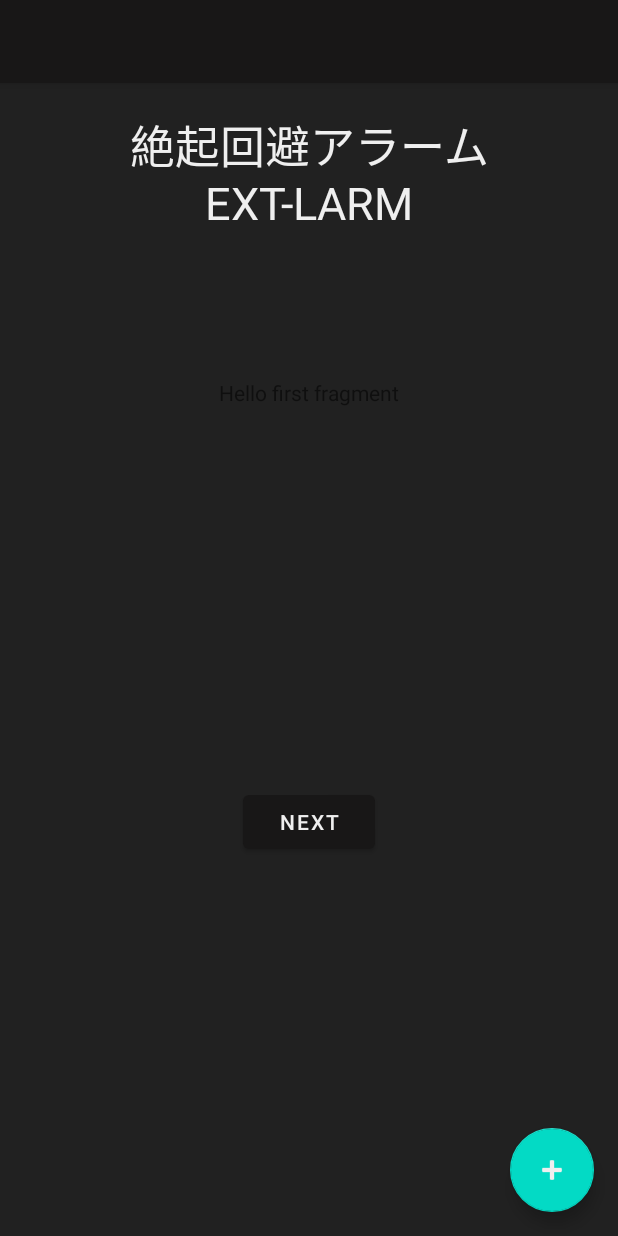
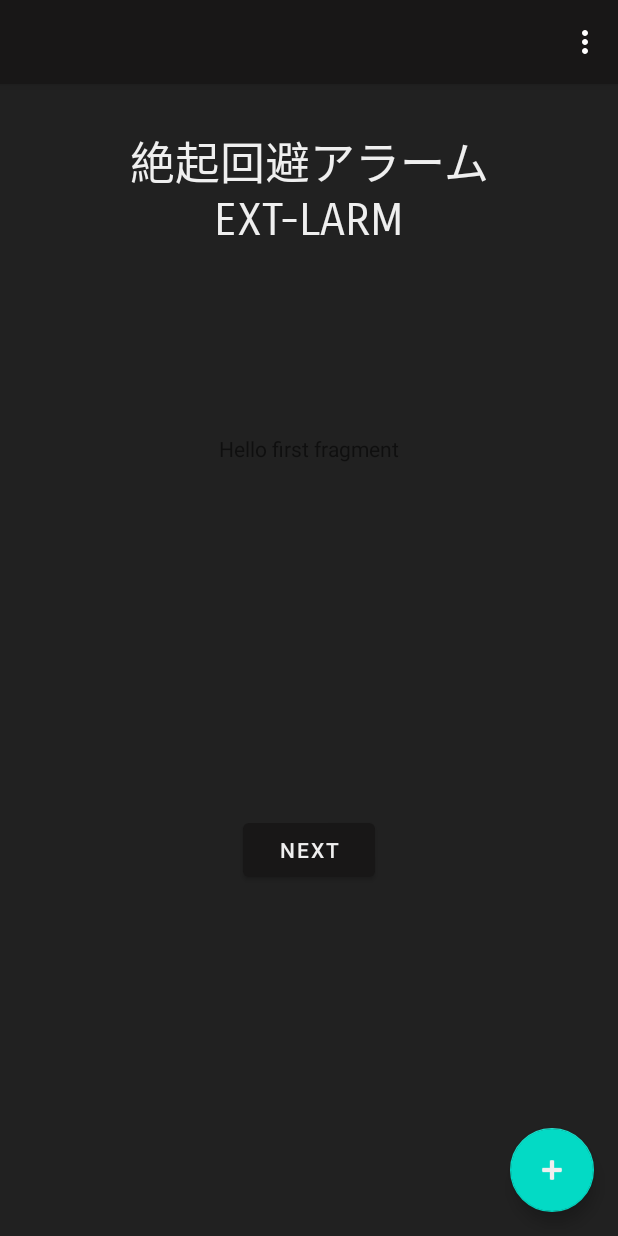
Before and after one commit to 0ga0takash1/Zekki_kaifi_alarm, an Android app: the screen it shows after launch (MainActivity), on a phone screen of 412 x 824 dp. Run offline under Robolectric (Android 15) with nearby library versions, the phone set to English and light mode, and no system bars.

Commit message:
Title追加

```diff
--- a/app/src/main/res/layout/activity_main.xml
+++ b/app/src/main/res/layout/activity_main.xml
@@ -3,7 +3,7 @@
     xmlns:android="http://schemas.android.com/apk/res/android"
     xmlns:app="http://schemas.android.com/apk/res-auto"
     xmlns:tools="http://schemas.android.com/tools"
-    android:layout_width="match_parent"
+    android:layout_width="fill_parent"
     android:layout_height="match_parent"
     android:background="#212121"
     android:clickable="false"
@@ -11,9 +11,15 @@
 
     <com.google.android.material.appbar.AppBarLayout
         android:layout_width="match_parent"
-        android:layout_height="55dp"
+        android:layout_height="wrap_content"
         android:background="#181717"
         android:theme="@style/Theme.Zekki_kaihi_alarm.AppBarOverlay">
+
+        <androidx.appcompat.widget.Toolbar
+            android:id="@+id/toolbar"
+            android:layout_width="match_parent"
+            android:layout_height="?attr/actionBarSize"
+            app:popupTheme="@style/Theme.AppCompat" />
 
     </com.google.android.material.appbar.AppBarLayout>
 
@@ -21,15 +27,14 @@
         android:id="@+id/include"
         layout="@layout/app_titile_layout"
         android:layout_width="match_parent"
-        android:layout_height="wrap_content"
+        android:layout_height="match_parent"
         android:background="#000000"
-        app:layout_anchor="@+id/include" />
+        app:layout_anchor="@+id/include"
+        app:layout_anchorGravity="center" />
 
     <include
         android:id="@+id/include"
         layout="@layout/content_main"
-        android:layout_width="match_parent"
-        android:layout_height="match_parent"
         android:background="#212121"
         app:layout_anchor="@+id/include"
         app:layout_anchorGravity="center" />
@@ -44,69 +49,60 @@
         app:srcCompat="@android:drawable/ic_input_add"
         app:tint="#FFefefef" />
 
-    <androidx.appcompat.widget.Toolbar
-        android:id="@+id/toolbar"
-        android:layout_width="match_parent"
-        android:layout_height="wrap_content"
-        app:layout_anchor="@+id/include"
-        app:layout_anchorGravity="top|center"
-        app:popupTheme="@style/Theme.AppCompat" />
-
 </androidx.coordinatorlayout.widget.CoordinatorLayout>
 
-<!--    <?xml version="1.0" encoding="utf-8"?>-->
-<!--<androidx.coordinatorlayout.widget.CoordinatorLayout-->
-<!--xmlns:android="http://schemas.android.com/apk/res/android"-->
-<!--xmlns:app="http://schemas.android.com/apk/res-auto"-->
-<!--xmlns:tools="http://schemas.android.com/tools"-->
-<!--android:layout_width="match_parent"-->
-<!--android:layout_height="match_parent"-->
-<!--android:background="#212121"-->
-<!--android:clickable="false"-->
-<!--tools:context=".MainActivity">-->
+    <!--<?xml version="1.0" encoding="utf-8"?>-->
+    <!--<androidx.coordinatorlayout.widget.CoordinatorLayout-->
+    <!--    xmlns:android="http://schemas.android.com/apk/res/android"-->
+    <!--    xmlns:app="http://schemas.android.com/apk/res-auto"-->
+    <!--    xmlns:tools="http://schemas.android.com/tools"-->
+    <!--    android:layout_width="match_parent"-->
+    <!--    android:layout_height="match_parent"-->
+    <!--    android:background="#212121"-->
+    <!--    android:clickable="false"-->
+    <!--    tools:context=".MainActivity">-->
 
-<!--<com.google.android.material.appbar.AppBarLayout-->
-<!--    android:layout_width="match_parent"-->
-<!--    android:layout_height="wrap_content"-->
-<!--    android:theme="@style/Theme.Zekki_kaihi_alarm.AppBarOverlay"-->
-<!--    android:background="#181717">-->
+    <!--    <com.google.android.material.appbar.AppBarLayout-->
+    <!--        android:layout_width="match_parent"-->
+    <!--        android:layout_height="55dp"-->
+    <!--        android:background="#181717"-->
+    <!--        android:theme="@style/Theme.Zekki_kaihi_alarm.AppBarOverlay">-->
 
-<!--    <androidx.appcompat.widget.Toolbar-->
-<!--        android:id="@+id/toolbar"-->
-<!--        android:layout_width="match_parent"-->
-<!--        android:layout_height="?attr/actionBarSize"-->
-<!--        app:popupTheme="@style/Theme.AppCompat" />-->
+    <!--    </com.google.android.material.appbar.AppBarLayout>-->
 
-<!--</com.google.android.material.appbar.AppBarLayout>-->
+    <!--    <include-->
+    <!--        android:id="@+id/include"-->
+    <!--        layout="@layout/app_titile_layout"-->
+    <!--        android:layout_width="match_parent"-->
+    <!--        android:layout_height="wrap_content"-->
+    <!--        android:background="#000000"-->
+    <!--        app:layout_anchor="@+id/include" />-->
 
-<!--<TextView-->
-<!--    android:id="@+id/app_name_textView"-->
-<!--    android:layout_width="match_parent"-->
-<!--    android:layout_height="wrap_content"-->
-<!--    android:gravity="center"-->
-<!--    android:text="\n絶起回避アラーム\nEXT-LARM\n"-->
-<!--    android:textColor="@color/white2"-->
-<!--    android:textSize="25dp"-->
-<!--    app:layout_anchor="@+id/include"-->
-<!--    app:layout_anchorGravity="center" />-->
+    <!--    <include-->
+    <!--        android:id="@+id/include"-->
+    <!--        layout="@layout/content_main"-->
+    <!--        android:layout_width="match_parent"-->
+    <!--        android:layout_height="match_parent"-->
+    <!--        android:background="#212121"-->
+    <!--        app:layout_anchor="@+id/include"-->
+    <!--        app:layout_anchorGravity="center" />-->
 
-<!--<include-->
-<!--    android:id="@+id/include"-->
-<!--    layout="@layout/content_main"-->
-<!--    android:layout_width=""-->
-<!--    android:layout_height="wrap_content"-->
-<!--    android:background="#212121"-->
-<!--    app:layout_anchor="@+id/include"-->
-<!--    app:layout_anchorGravity="center" />-->
+    <!--    <com.google.android.material.floatingactionbutton.FloatingActionButton-->
+    <!--        android:id="@+id/fab"-->
+    <!--        android:layout_width="177dp"-->
+    <!--        android:layout_height="wrap_content"-->
+    <!--        android:layout_gravity="bottom|end"-->
+    <!--        android:layout_margin="@dimen/fab_margin"-->
+    <!--        app:fabSize="auto"-->
+    <!--        app:srcCompat="@android:drawable/ic_input_add"-->
+    <!--        app:tint="#FFefefef" />-->
 
-<!--<com.google.android.material.floatingactionbutton.FloatingActionButton-->
-<!--    android:id="@+id/fab"-->
-<!--    android:layout_width="177dp"-->
-<!--    android:layout_height="wrap_content"-->
-<!--    android:layout_gravity="bottom|end"-->
-<!--    android:layout_margin="@dimen/fab_margin"-->
-<!--    app:fabSize="auto"-->
-<!--    app:srcCompat="@android:drawable/ic_input_add"-->
-<!--    app:tint="#FFefefef" />-->
+    <!--    <androidx.appcompat.widget.Toolbar-->
+    <!--        android:id="@+id/toolbar"-->
+    <!--        android:layout_width="match_parent"-->
+    <!--        android:layout_height="wrap_content"-->
+    <!--        app:layout_anchor="@+id/include"-->
+    <!--        app:layout_anchorGravity="top|center"-->
+    <!--        app:popupTheme="@style/Theme.AppCompat" />-->
 
-<!--</androidx.coordinatorlayout.widget.CoordinatorLayout>-->
+    <!--</androidx.coordinatorlayout.widget.CoordinatorLayout>-->
--- a/app/src/main/res/layout/app_titile_layout.xml
+++ b/app/src/main/res/layout/app_titile_layout.xml
@@ -5,15 +5,20 @@
     xmlns:tools="http://schemas.android.com/tools"
     android:layout_width="match_parent"
     android:layout_height="match_parent"
-    tools:context=".FirstFragment">
+    tools:context=".MainActivity">
 
     <TextView
         android:id="@+id/app_name_textView"
         android:layout_width="match_parent"
-        android:layout_height="wrap_content"
+        android:layout_height="77dp"
+        android:layout_marginTop="85dp"
+        android:fontFamily="sans-serif-smallcaps"
         android:gravity="center"
-        android:text="\n\n絶起回避アラーム\nEXT-LARM"
+        android:text="絶起回避アラーム\nEXT-LARM"
+        android:textAllCaps="false"
         android:textColor="@color/white2"
         android:textSize="30dp"
-        app:layout_anchorGravity="center" />
+        app:layout_anchorGravity="center"
+        app:layout_constraintTop_toTopOf="parent"
+        tools:layout_editor_absoluteX="0dp" />
 </androidx.constraintlayout.widget.ConstraintLayout>
```
